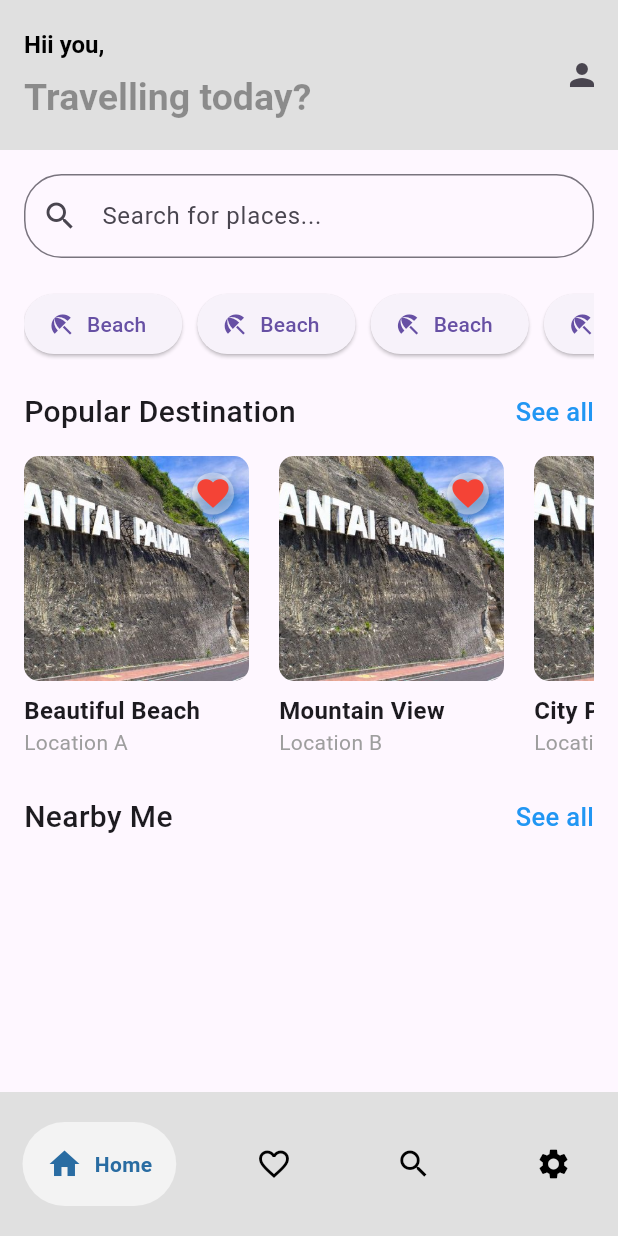
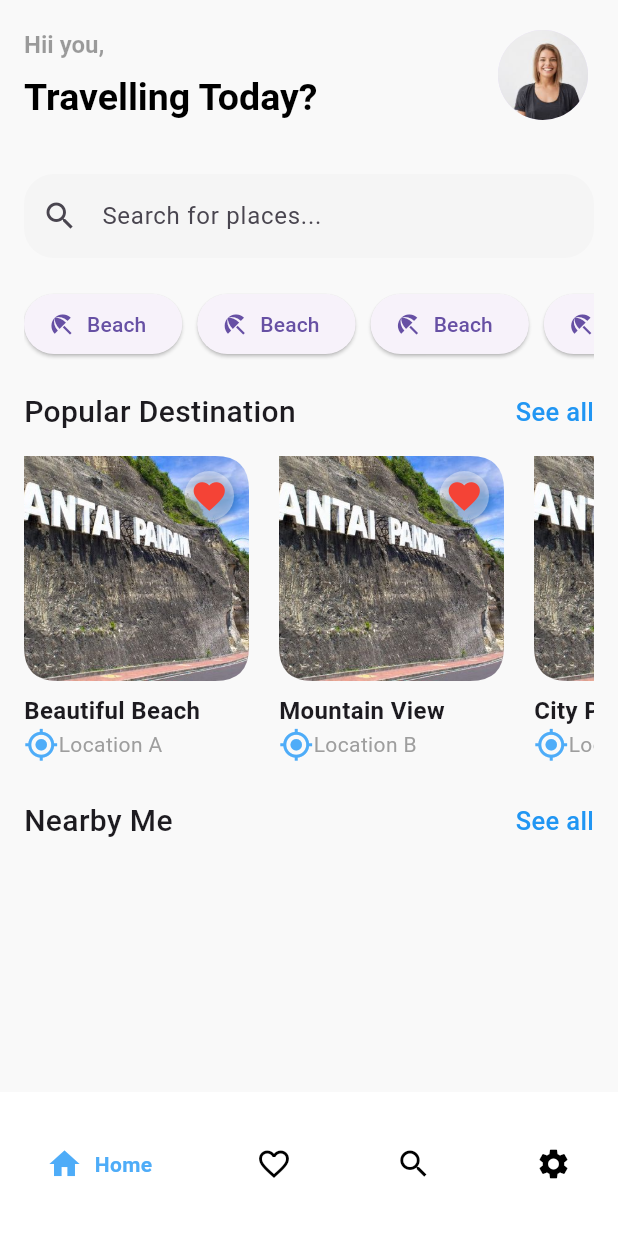
Before and after one commit to Luxferex/aplikasi_wisata, a Flutter app: the screen it shows after launch, on a phone screen of 412 x 824 dp. Run offline on Flutter 3.47's test engine with Material 3 defaults, Android fonts, the light colour scheme and no system bars; drawn by our look-alikes of google_nav_bar; our stand-ins replace get.

Commit message:
Simple Update

```diff
--- a/lib/app/models/destination_model.dart
+++ b/lib/app/models/destination_model.dart
@@ -1,4 +1,30 @@
 import 'package:flutter/material.dart';
+
+class CustomImageClipper extends CustomClipper<Path> {
+  @override
+  Path getClip(Size size) {
+    var path = Path();
+
+    path.moveTo(0, 0);
+    path.lineTo(size.width * 0.85, 0);
+
+    path.quadraticBezierTo(size.width, 0, size.width, size.height * 0.15);
+
+    path.lineTo(size.width, size.height * 0.85);
+    path.quadraticBezierTo(
+        size.width, size.height, size.width * 0.85, size.height);
+
+    path.lineTo(size.width * 0.15, size.height);
+    path.quadraticBezierTo(0, size.height, 0, size.height * 0.85);
+
+    path.lineTo(0, 0);
+
+    return path;
+  }
+
+  @override
+  bool shouldReclip(CustomClipper<Path> oldClipper) => false;
+}
 
 class DestinationCard extends StatelessWidget {
   final String imageAsset;
@@ -21,8 +47,8 @@ class DestinationCard extends StatelessWidget {
         children: [
           Stack(
             children: [
-              ClipRRect(
-                borderRadius: const BorderRadius.all(Radius.circular(10)),
+              ClipPath(
+                clipper: CustomImageClipper(),
                 child: Image.asset(
                   imageAsset,
                   fit: BoxFit.cover,
@@ -33,13 +59,10 @@ class DestinationCard extends StatelessWidget {
               Positioned(
                 right: 10,
                 top: 10,
-                width: 28,
-                height: 30,
                 child: Container(
                   decoration: BoxDecoration(
                     shape: BoxShape.circle,
-                    color:
-                        Colors.white38, // Warna latar belakang untuk lingkaran
+                    color: Colors.white38,
                     boxShadow: [
                       BoxShadow(
                         color: Colors.black26,
@@ -48,6 +71,7 @@ class DestinationCard extends StatelessWidget {
                       ),
                     ],
                   ),
+                  padding: const EdgeInsets.all(4),
                   child: Icon(
                     Icons.favorite,
                     color: Colors.red,
@@ -64,6 +88,14 @@ class DestinationCard extends StatelessWidget {
               fontWeight: FontWeight.bold,
               fontSize: 16,
             ),
+            overflow: TextOverflow.ellipsis,
+          ),
+          Row(
+            children: [
+              Icon(
+                Icons.gps_fixed,
+                size: 23,
+                color: const Color.fromARGB(255, 78, 172, 248),
               ),
               Text(
                 location,
@@ -74,6 +106,8 @@ class DestinationCard extends StatelessWidget {
               ),
             ],
           ),
+        ],
+      ),
     );
   }
 }
--- a/lib/app/modules/home/views/home_view.dart
+++ b/lib/app/modules/home/views/home_view.dart
@@ -11,7 +11,9 @@ class HomeView extends GetView<HomeController> {
   @override
   Widget build(BuildContext context) {
     return Scaffold(
+      backgroundColor: const Color.fromARGB(255, 249, 249, 249),
       appBar: AppBar(
+        backgroundColor: const Color.fromARGB(255, 249, 249, 249),
         toolbarHeight: 100,
         title: Column(
           crossAxisAlignment: CrossAxisAlignment.start,
@@ -21,29 +23,31 @@ class HomeView extends GetView<HomeController> {
               style: TextStyle(
                 fontSize: 16,
                 fontWeight: FontWeight.bold,
-                color: Colors.black,
+                color: Colors.black38,
               ),
             ),
             SizedBox(
               height: 10,
             ),
             Text(
-              'Travelling today?',
+              'Travelling Today?',
               style: TextStyle(
                 fontWeight: FontWeight.bold,
                 fontSize: 25,
-                color: Colors.black38,
+                color: Colors.black,
               ),
             ),
           ],
         ),
         actions: [
-          IconButton(
-            icon: Icon(Icons.person),
-            onPressed: () {},
+          CircleAvatar(
+            backgroundImage: AssetImage("assets/images/User_Image.jpg"),
+            radius: 30,
           ),
+          SizedBox(
+            width: 20,
+          )
         ],
-        backgroundColor: Colors.grey.shade300,
       ),
       body: Container(
         child: Padding(
@@ -51,17 +55,30 @@ class HomeView extends GetView<HomeController> {
           child: Column(
             crossAxisAlignment: CrossAxisAlignment.start,
             children: [
-              // Search Box
               TextField(
                 decoration: InputDecoration(
                   hintText: 'Search for places...',
-                  border: OutlineInputBorder(
-                      borderRadius: BorderRadius.circular(25)),
+                  border: InputBorder.none,
+                  enabledBorder: OutlineInputBorder(
+                    borderRadius: BorderRadius.horizontal(
+                      left: Radius.circular(20),
+                      right: Radius.circular(20),
+                    ),
+                    borderSide: BorderSide.none,
+                  ),
+                  focusedBorder: OutlineInputBorder(
+                    borderRadius: BorderRadius.horizontal(
+                      left: Radius.circular(20),
+                      right: Radius.circular(20),
+                    ),
+                    borderSide: BorderSide.none,
+                  ),
+                  filled: true,
+                  fillColor: Colors.grey.shade100,
                   prefixIcon: Icon(Icons.search),
                 ),
               ),
               SizedBox(height: 20),
-
               SingleChildScrollView(
                 scrollDirection: Axis.horizontal,
                 child: Row(
@@ -105,7 +122,6 @@ class HomeView extends GetView<HomeController> {
               SizedBox(
                 height: 20,
               ),
-
               Row(
                 mainAxisAlignment: MainAxisAlignment.spaceBetween,
                 children: [
@@ -113,14 +129,21 @@ class HomeView extends GetView<HomeController> {
                     "Popular Destination",
                     style: TextStyle(fontSize: 20, fontWeight: FontWeight.w500),
                   ),
-                  Text("See all",
+                  GestureDetector(
+                    onTap: () {
+                      //routing ke Popular destination
+                    },
+                    child: Text(
+                      "See all",
                       style: TextStyle(
-                          fontSize: 17,
-                          fontWeight: FontWeight.w500,
-                          color: Colors.blue))
+                        fontSize: 17,
+                        fontWeight: FontWeight.w500,
+                        color: Colors.blue,
+                      ),
+                    ),
+                  ),
                 ],
               ),
-
               SizedBox(
                 height: 15,
               ),
@@ -163,11 +186,19 @@ class HomeView extends GetView<HomeController> {
                     "Nearby Me",
                     style: TextStyle(fontSize: 20, fontWeight: FontWeight.w500),
                   ),
-                  Text("See all",
+                  GestureDetector(
+                    onTap: () {
+                      //routing ke Nearby Me
+                    },
+                    child: Text(
+                      "See all",
                       style: TextStyle(
-                          fontSize: 17,
-                          fontWeight: FontWeight.w500,
-                          color: Colors.blue))
+                        fontSize: 17,
+                        fontWeight: FontWeight.w500,
+                        color: Colors.blue,
+                      ),
+                    ),
+                  ),
                 ],
               ),
             ],
@@ -175,13 +206,11 @@ class HomeView extends GetView<HomeController> {
         ),
       ),
       bottomNavigationBar: Container(
-        color: Colors.grey.shade300,
+        color: Colors.white,
         child: Padding(
           padding: EdgeInsets.symmetric(horizontal: 15, vertical: 20),
           child: GNav(
-            backgroundColor: Colors.grey.shade300,
-            activeColor: const Color.fromARGB(255, 41, 108, 162),
-            tabBackgroundColor: Colors.white60,
+            activeColor: const Color.fromARGB(255, 78, 172, 248),
             gap: 8,
             onTabChange: (index) {
               print(index);
```
Also changed, not shown: assets/images/User_Image.jpg (added), pubspec.lock. Lines whose indentation alone changed are shown as unchanged.
